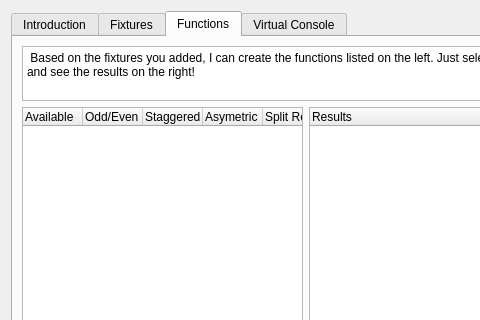
Before: the Qt Designer form ui/src/functionwizard.ui in mcallegari/qlcplus, drawn with Qt 5; both pictures show x 0 to 480 and y 0 to 320 of the 612 by 530 pixel window.
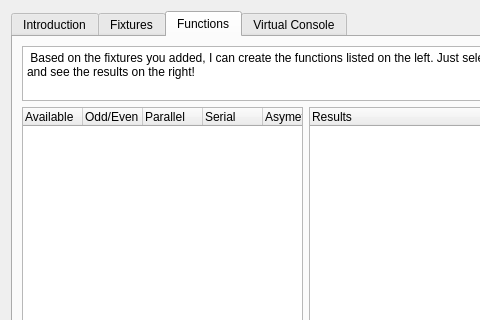
After: the same form once the commit is applied. The open tabs and pages were chosen to show the change. Icons and pictures are not drawn.

The edit to the form file:
```diff
--- a/ui/src/functionwizard.ui
+++ b/ui/src/functionwizard.ui
@@ -304,7 +304,12 @@
          </column>
          <column>
           <property name="text">
-           <string>Staggered</string>
+           <string>Parallel</string>
+          </property>
+         </column>
+         <column>
+          <property name="text">
+           <string>Serial</string>
           </property>
          </column>
          <column>
@@ -312,11 +317,6 @@
            <string>Asymetric</string>
           </property>
          </column>
-         <column>
-          <property name="text">
-           <string>Split Reverse</string>
-          </property>
-         </column>
         </widget>
        </item>
        <item row="0" column="0" colspan="2">
```
